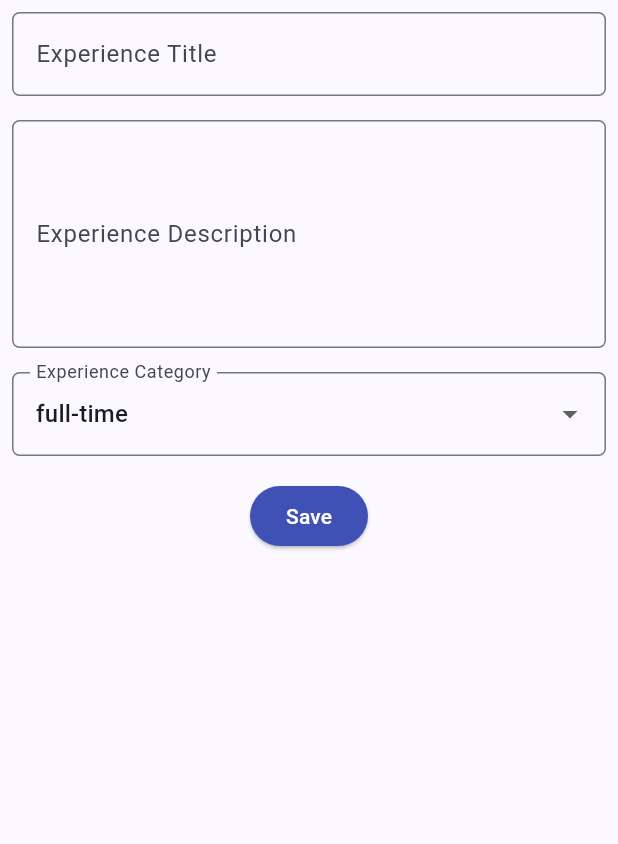
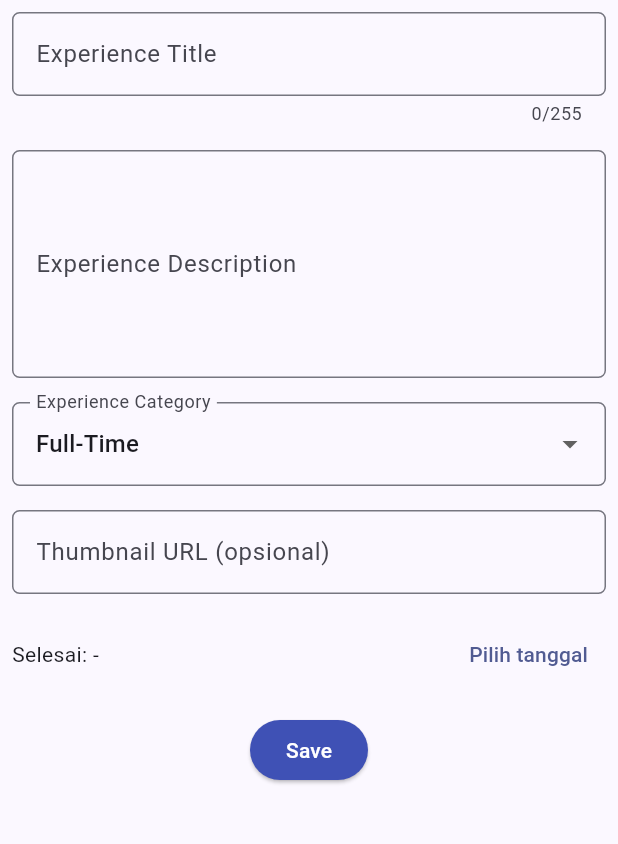
Before and after one commit to ridhoanwar24/myportofolio_mobile, a Flutter app: the screen it shows after launch, in the side drawer, after a tap on "Add Experience", on a phone screen of 412 x 824 dp, the part 84-928 px from its top. Run offline on Flutter 3.47's test engine with Material 3 defaults, Android fonts, the phone set to English and light mode, and no system bars; our stand-ins replace material_ui.

Commit message:
feat: completing experience form Menambah field thumbnail dan ended_at.

```diff
--- a/lib/screens/experience_form.dart
+++ b/lib/screens/experience_form.dart
@@ -14,22 +14,49 @@ class _ExperienceFormPageState extends State<ExperienceFormPage> {
   String _experienceTitle = "";
   String _description = "";
   String _category = "full-time"; //default
+  String _thumbnail = "";
+  DateTime? _endedAt;
 
-  /*
-  thumbnail
-  started_at
-  ended_at
-  starred_by
-  */
+  // key: nilai yang disimpan, value: teks yang ditampilkan
+  final Map<String, String> _categories = {
+    'internship': 'Internship',
+    'research': 'Research',
+    'volunteer': 'Volunteer',
+    'part-time': 'Part-Time',
+    'full-time': 'Full-Time',
+    'freelance': 'Freelance',
+  };
 
-  final List<String> _categories = [
-    'internship',
-    'research',
-    'volunteer',
-    'part-time',
-    'full-time',
-    'freelance',
-  ];
+  Future<void> _pickEndedAt() async {
+    final picked = await showDatePicker(
+      context: context,
+      initialDate: _endedAt ?? DateTime.now(),
+      firstDate: DateTime(2007),
+      lastDate: DateTime(2100),
+    );
+    if (picked != null) {
+      setState(() {
+        _endedAt = picked;
+      });
+    }
+  }
+
+  String _formatDate(DateTime date) {
+    final d = date.day.toString().padLeft(2, '0');
+    final m = date.month.toString().padLeft(2, '0');
+    return '$d-$m-${date.year}';
+  }
+
+  void _resetForm() {
+    _formKey.currentState!.reset();
+    setState(() {
+      _experienceTitle = "";
+      _description = "";
+      _category = "full-time";
+      _thumbnail = "";
+      _endedAt = null;
+    });
+  }
 
   @override
   Widget build(BuildContext context) {
@@ -54,6 +81,7 @@ class _ExperienceFormPageState extends State<ExperienceFormPage> {
               Padding(
                 padding: const EdgeInsets.all(8.0),
                 child: TextFormField(
+                  maxLength: 255,
                   decoration: InputDecoration(
                     hintText: "Experience Title",
                     labelText: "Experience Title",
@@ -112,10 +140,10 @@ class _ExperienceFormPageState extends State<ExperienceFormPage> {
                     ),
                   ),
                   initialValue: _category,
-                  items: _categories
-                      .map((category) => DropdownMenuItem(
-                        value: category,
-                        child: Text(category),
+                  items: _categories.entries
+                      .map((entry) => DropdownMenuItem(
+                        value: entry.key,
+                        child: Text(entry.value),
                         ))
                       .toList(),
                   onChanged: (String? newValue) {
@@ -126,7 +154,63 @@ class _ExperienceFormPageState extends State<ExperienceFormPage> {
                 ),
               ),
 
-              // === Other ===
+              // === Thumbnail ===
+              Padding(
+                padding: const EdgeInsets.all(8.0),
+                child: TextFormField(
+                  keyboardType: TextInputType.url,
+                  decoration: InputDecoration(
+                    hintText: "https://contoh.com/gambar.jpg",
+                    labelText: "Thumbnail URL (opsional)",
+                    border: OutlineInputBorder(
+                      borderRadius: BorderRadius.circular(5.0),
+                    ),
+                  ),
+                  onChanged: (String? value) {
+                    setState(() {
+                      _thumbnail = value!;
+                    });
+                  },
+                  validator: (String? value) {
+                    final text = value?.trim() ?? '';
+                    if (text.isEmpty) return null;
+                    final uri = Uri.tryParse(text);
+                    final valid = uri != null && uri.hasAuthority && (
+                      uri.scheme == 'http' || uri.scheme == 'https'
+                    );
+                    return valid ? null : "URL harus diawali http:// atau https://";
+                  },
+                ),
+              ),
+
+              // === Ended At (opsional) ===
+              Padding(
+                padding: const EdgeInsets.all(8.0),
+                child: Row(
+                  children: [
+                    Expanded(
+                      child: Text(
+                        _endedAt == null
+                          ? 'Selesai: -'
+                          : 'Selesai: ${_formatDate(_endedAt!)}'
+                      ),
+                    ),
+                    TextButton(
+                      onPressed: _pickEndedAt,
+                      child: const Text('Pilih tanggal'),
+                    ),
+                    if (_endedAt != null)
+                      IconButton(
+                        icon: const Icon(Icons.clear),
+                        onPressed: () {
+                          setState(() {
+                            _endedAt = null;
+                          });
+                        },
+                      ),
+                  ],
+                ),
+              ),
 
               // === Tombol Simpan ===
               Align(
@@ -151,7 +235,12 @@ class _ExperienceFormPageState extends State<ExperienceFormPage> {
                                   children: [
                                     Text('Experience: $_experienceTitle'),
                                     Text('Deskripsi: $_description'),
-                                    Text('Kategori: $_category'),
+                                    Text('Kategori: ${_categories[_category]}'),
+                                    Text('Thumbnail: ${_thumbnail.isEmpty ? "-" : _thumbnail}'),
+                                    Text(_endedAt == null
+                                      ? 'Selesai: -'
+                                      : 'Selesai: ${_formatDate(_endedAt!)}'
+                                    ),
                                   ],
                                 ),
                               ),
@@ -160,7 +249,7 @@ class _ExperienceFormPageState extends State<ExperienceFormPage> {
                                   child: const Text('OK'),
                                   onPressed: () {
                                     Navigator.pop(context);
-                                    _formKey.currentState!.reset();
+                                    _resetForm();
                                   },
                                 ),
                               ],
```
